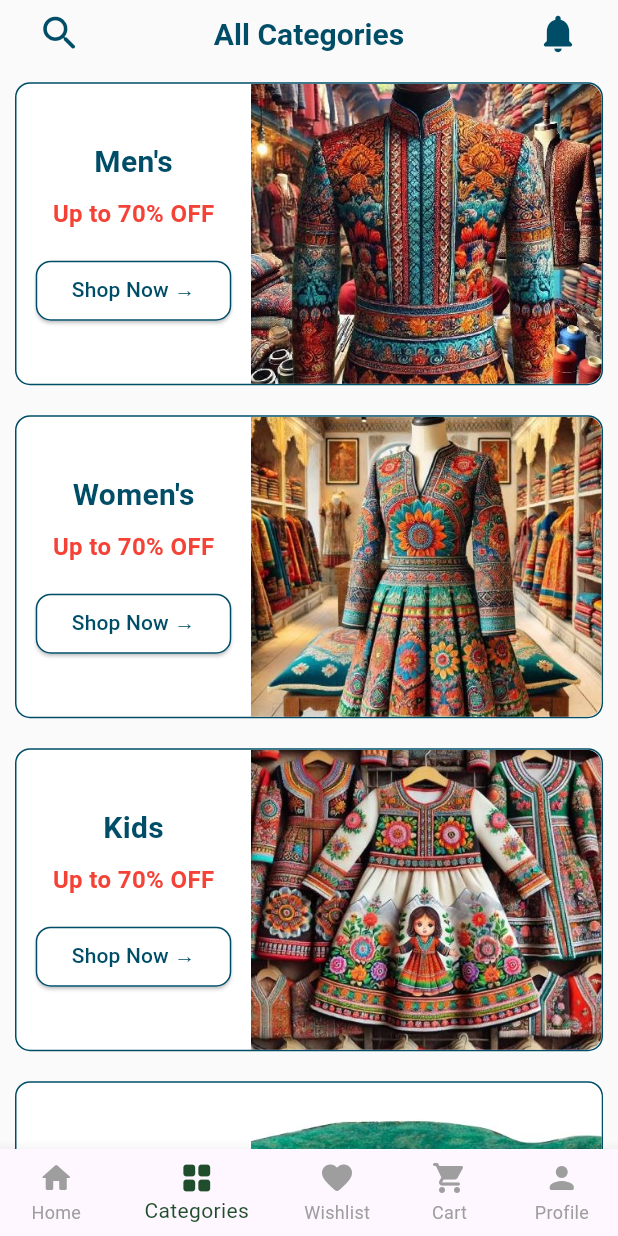
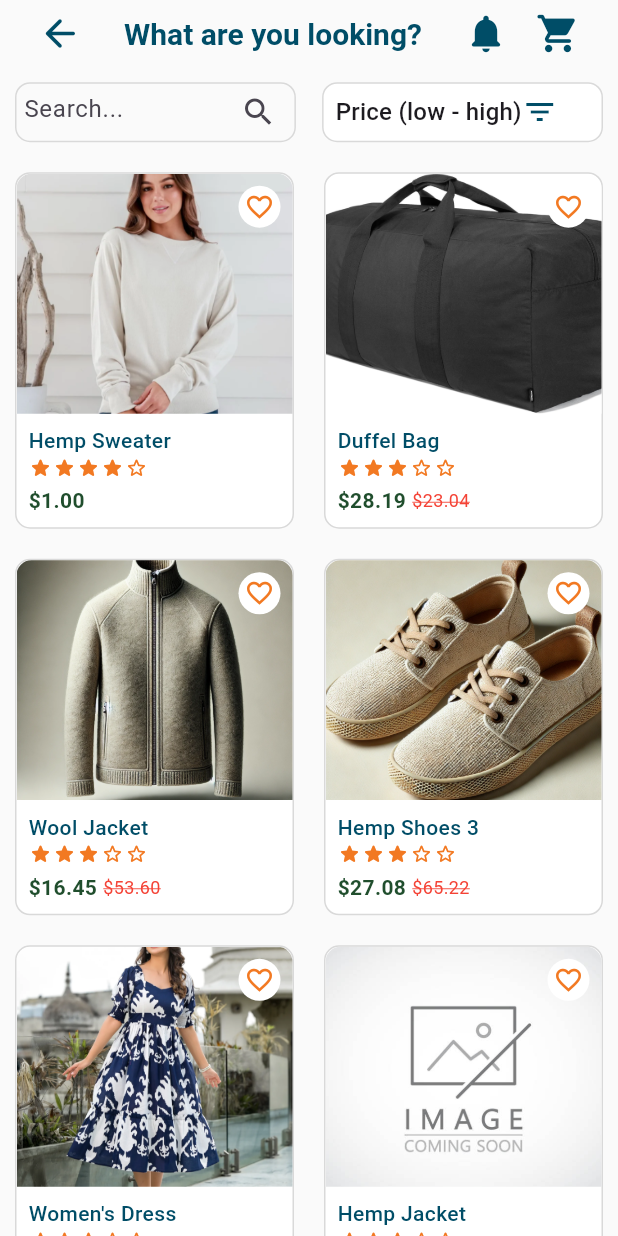
Before and after one commit to ravikandel/Clothing-Nepal-Mobile-App, a Flutter app: the BaseLayout screen opened by its route, item 2 of the bottom bar chosen, after a tap on the "search" icon, on a phone screen of 412 x 824 dp. Run offline on Flutter 3.47's test engine with Material 3 defaults, Android fonts, the phone set to English and light mode, and no system bars; our stand-ins replace carousel_slider, font_awesome_flutter.

Commit message:
All pages added

```diff
--- a/lib/main.dart
+++ b/lib/main.dart
@@ -1,5 +1,7 @@
 import 'package:demo/screens/cart_screen.dart';
 import 'package:demo/screens/checkout_screen.dart';
+import 'package:demo/screens/profile_screen.dart';
+import 'package:demo/screens/searchshop_screen.dart';
 import 'package:demo/utils/cart_manager.dart';
 import 'package:flutter/material.dart';
 import 'package:provider/provider.dart';
@@ -46,7 +48,9 @@ class MyApp extends StatelessWidget {
         '/categories': (context) => CategoriesScreen(),
         '/wishlist': (context) => WishlistScreen(),
         '/cart': (context) => CartScreen(),
+        '/profile': (context) => ProfileScreen(),
         '/checkout': (context) => CheckoutScreen(),
+        '/shop': (context) => SearchShopScreen(),
       },
     );
   }
--- a/lib/screens/base_layout.dart
+++ b/lib/screens/base_layout.dart
@@ -1,4 +1,5 @@
 import 'package:demo/screens/cart_screen.dart';
+import 'package:demo/screens/profile_screen.dart';
 import 'package:demo/screens/wishlist_screen.dart';
 import 'package:demo/utils/cart_manager.dart';
 import 'package:demo/utils/wishlist_manager.dart';
@@ -25,7 +26,7 @@ class _BaseLayoutState extends State<BaseLayout> {
     CategoriesScreen(), // Index 1
     WishlistScreen(), // Index 2
     CartScreen(), // Index 3
-    // ProfileScreen(), // Index 4
+    ProfileScreen(), // Index 4
   ];
 
   @override
--- a/lib/screens/checkout_screen.dart
+++ b/lib/screens/checkout_screen.dart
@@ -15,6 +15,8 @@ class CheckoutScreen extends StatefulWidget {
 }
 
 class CheckoutScreenState extends State<CheckoutScreen> {
+  // final _formKey = GlobalKey<FormState>();
+
   final TextEditingController _couponController = TextEditingController();
   final TextEditingController _fnameController = TextEditingController();
   final TextEditingController _lnameController = TextEditingController();
@@ -597,6 +599,10 @@ class CheckoutScreenState extends State<CheckoutScreen> {
                   width: double.infinity, // Full-width button
                   child: ElevatedButton(
                     onPressed: () {
+                      //if (_formKey.currentState!.validate()) {
+                      // final email = _fnameController.text.trim();
+                      // final password = passwordController.text.trim();
+
                       // Access the CartManager and clear the cart
                       final cartManager =
                           Provider.of<CartManager>(context, listen: false);
@@ -606,8 +612,12 @@ class CheckoutScreenState extends State<CheckoutScreen> {
                         context,
                         '/success',
                         arguments:
-                            'Your order placed successfully!', // Passing the message
+                            'Order placed successfully!', // Passing the message
                       );
+                      // } else {
+                      //   UIUtils.showSnackbar(
+                      //       context, 'Checkout failed!', Colors.red);
+                      // }
                     },
                     style: ElevatedButton.styleFrom(
                       padding: const EdgeInsets.symmetric(vertical: 15),
--- /dev/null
+++ b/lib/screens/profile_screen.dart
@@ -0,0 +1,184 @@
+import 'package:demo/screens/signin_screen.dart';
+import 'package:demo/utils/snackbar_lib.dart';
+import 'package:demo/widgets/custom_bottom_nav_bar.dart';
+import 'package:flutter/material.dart';
+
+class ProfileScreen extends StatefulWidget {
+  const ProfileScreen({super.key});
+
+  @override
+  ProfileScreenState createState() => ProfileScreenState();
+}
+
+class ProfileScreenState extends State<ProfileScreen> {
+  Future<void> _refreshData() async {
+    await Future.delayed(const Duration(seconds: 2));
+    if (mounted) {
+      UIUtils.showSnackbar(context, 'Page Refreshed!', Colors.green);
+    }
+  }
+
+  @override
+  Widget build(BuildContext context) {
+    return Scaffold(
+      backgroundColor: const Color(0xFFFAFAFA),
+      appBar: CustomAppBar(title: 'Clothing Nepal'),
+      body: RefreshIndicator(
+        onRefresh: _refreshData,
+        child: Column(
+          children: [
+            SizedBox(height: 20),
+            CircleAvatar(
+              radius: 50,
+              backgroundColor: Colors.grey.shade300,
+              child: Icon(Icons.person, size: 50, color: Colors.grey),
+            ),
+            SizedBox(height: 10),
+            Text(
+              'Ravi Kandel',
+              style: TextStyle(
+                fontSize: 18,
+                fontWeight: FontWeight.w600,
+                color: Color(0xFF004D67),
+              ),
+            ),
+            SizedBox(height: 5),
+            Text(
+              'ravkdl@gmail.com',
+              style: TextStyle(
+                fontSize: 14,
+                color: Colors.black54,
+                fontWeight: FontWeight.w600,
+              ),
+            ),
+            SizedBox(height: 20),
+            Expanded(
+              child: ListView(
+                children: [
+                  ListTile(
+                    leading: Icon(Icons.person, color: Colors.blueGrey),
+                    title: Text(
+                      'My Profile',
+                      style: TextStyle(
+                        fontWeight: FontWeight.w700,
+                        color: Color(0xFF004D67),
+                      ),
+                    ),
+                    subtitle: Text(
+                      'Lorem ipsum dolor sit amet,',
+                      style: TextStyle(
+                          color: Colors.black45,
+                          fontSize: 14,
+                          fontWeight: FontWeight.w500),
+                    ),
+                    trailing: Icon(Icons.arrow_forward_ios, size: 16),
+                    onTap: () {},
+                  ),
+                  ListTile(
+                    leading: Icon(Icons.shopping_bag, color: Colors.blueGrey),
+                    title: Text(
+                      'My Orders',
+                      style: TextStyle(
+                        fontWeight: FontWeight.w700,
+                        color: Color(0xFF004D67),
+                      ),
+                    ),
+                    subtitle: Text(
+                      'Lorem ipsum dolor sit amet,',
+                      style: TextStyle(
+                          color: Colors.black45,
+                          fontSize: 14,
+                          fontWeight: FontWeight.w500),
+                    ),
+                    trailing: Icon(Icons.arrow_forward_ios, size: 16),
+                    onTap: () {},
+                  ),
+                  ListTile(
+                    leading: Icon(Icons.lock, color: Colors.blueGrey),
+                    title: Text(
+                      'Change Password',
+                      style: TextStyle(
+                        fontWeight: FontWeight.w700,
+                        color: Color(0xFF004D67),
+                      ),
+                    ),
+                    subtitle: Text(
+                      'Lorem ipsum dolor sit amet,',
+                      style: TextStyle(
+                          color: Colors.black45,
+                          fontSize: 14,
+                          fontWeight: FontWeight.w500),
+                    ),
+                    trailing: Icon(Icons.arrow_forward_ios, size: 16),
+                    onTap: () {},
+                  ),
+                ],
+              ),
+            ),
+            Padding(
+              padding: const EdgeInsets.symmetric(horizontal: 16.0),
+              child: ElevatedButton(
+                style: ElevatedButton.styleFrom(
+                  backgroundColor: Color(0xFF004D67),
+                  minimumSize: Size(double.infinity, 50),
+                  shape: RoundedRectangleBorder(
+                    borderRadius: BorderRadius.circular(8),
+                  ),
+                ),
+                onPressed: () {
+                  Navigator.pushReplacement(
+                    context,
+                    MaterialPageRoute(builder: (context) => SignInScreen()),
+                  );
+                },
+                child: Text(
+                  'Logout',
+                  style: TextStyle(
+                    color: Colors.white,
+                    fontSize: 18,
+                    fontWeight: FontWeight.w600,
+                  ),
+                ),
+              ),
+            ),
+            SizedBox(height: 20),
+          ],
+        ),
+      ),
+    );
+  }
+}
+
+class OptionTile extends StatelessWidget {
+  final IconData icon;
+  final String title;
+  final String subtitle;
+  final VoidCallback onTap;
+
+  const OptionTile({
+    super.key,
+    required this.icon,
+    required this.title,
+    required this.subtitle,
+    required this.onTap,
+  });
+
+  @override
+  Widget build(BuildContext context) {
+    return ListTile(
+      onTap: onTap,
+      leading: Icon(
+        icon,
+        size: 30,
+        color: Color(0xFF004D67),
+      ),
+      title: Text(
+        title,
+        style: const TextStyle(fontSize: 16, fontWeight: FontWeight.bold),
+      ),
+      subtitle: Text(subtitle, style: const TextStyle(color: Colors.grey)),
+      trailing: const Icon(Icons.chevron_right, color: Colors.grey),
+      contentPadding: const EdgeInsets.symmetric(vertical: 10),
+    );
+  }
+}
--- /dev/null
+++ b/lib/screens/searchshop_screen.dart
@@ -0,0 +1,205 @@
+import 'package:demo/widgets/custom_bottom_nav_bar.dart';
+import 'package:flutter/material.dart';
+import 'package:demo/model/product_service.dart'; // Product fetching logic
+import 'package:demo/utils/snackbar_lib.dart';
+
+class SearchShopScreen extends StatefulWidget {
+  const SearchShopScreen({
+    super.key,
+  });
+
+  @override
+  SearchShopScreenState createState() => SearchShopScreenState();
+}
+
+class SearchShopScreenState extends State<SearchShopScreen> {
+  late Future<List<Product>> _productsFuture;
+  List<Product> _allProducts = []; // To hold all products
+  List<Product> _filteredProducts = []; // For search/filter
+  final TextEditingController _searchController = TextEditingController();
+  String _selectedFilter = "lh";
+
+  @override
+  void initState() {
+    super.initState();
+    _fetchProducts();
+    _searchController.addListener(_applyFilters);
+  }
+
+  Future<void> _fetchProducts() async {
+    _productsFuture = ProductService().getFilteredProducts(count: 70);
+    _productsFuture.then((products) {
+      setState(() {
+        _allProducts = products;
+        _filteredProducts = products;
+      });
+    });
+  }
+
+  Future<void> _refreshData() async {
+    await Future.delayed(const Duration(seconds: 2));
+    await _fetchProducts();
+    if (mounted) {
+      UIUtils.showSnackbar(context, 'Page Refreshed!', Colors.green);
+    }
+  }
+
+  void _applyFilters() {
+    String query = _searchController.text.toLowerCase();
+    List<Product> filtered = _allProducts.where((product) {
+      return product.productName.toLowerCase().contains(query);
+    }).toList();
+
+    if (_selectedFilter.toLowerCase() == "lh") {
+      filtered.sort((a, b) => a.discountPrice.compareTo(b.discountPrice));
+    } else if (_selectedFilter.toLowerCase() == "hl") {
+      filtered.sort((a, b) => b.discountPrice.compareTo(a.discountPrice));
+    }
+
+    setState(() {
+      _filteredProducts = filtered;
+    });
+  }
+
+  @override
+  Widget build(BuildContext context) {
+    return Scaffold(
+      backgroundColor: const Color(0xFFFAFAFA),
+      appBar: CustomAppBar1(title: "What are you looking?"),
+      body: SafeArea(
+        child: RefreshIndicator(
+          onRefresh: _refreshData,
+          child: Column(
+            children: [
+              // Search and Filter Row
+              Padding(
+                padding: const EdgeInsets.symmetric(
+                    horizontal: 10.0, vertical: 10.0),
+                child: Row(
+                  mainAxisAlignment: MainAxisAlignment.spaceBetween,
+                  children: [
+                    // Search Field
+                    SizedBox(
+                      height: 40.0,
+                      width: MediaQuery.of(context).size.width / 2.2,
+                      child: Container(
+                        decoration: BoxDecoration(
+                          border: Border.all(
+                            color: Color(0xFFD9D9D9),
+                            width: 1.0,
+                          ),
+                          borderRadius: BorderRadius.circular(10.0),
+                        ),
+                        child: TextField(
+                          controller: _searchController,
+                          decoration: InputDecoration(
+                            hintText: "Search...",
+                            suffixIcon: const Icon(Icons.search),
+                            contentPadding:
+                                const EdgeInsets.symmetric(horizontal: 5.0),
+                            border: InputBorder.none,
+                          ),
+                        ),
+                      ),
+                    ),
+                    const SizedBox(width: 10.0),
+                    // Filter Dropdown
+                    Container(
+                      height: 40.0,
+                      width: MediaQuery.of(context).size.width / 2.2,
+                      decoration: BoxDecoration(
+                        color: Colors.white,
+                        borderRadius: BorderRadius.circular(10.0),
+                        border: Border.all(
+                          color: Color(0xFFD9D9D9),
+                          width: 1.0,
+                        ),
+                      ),
+                      padding: const EdgeInsets.symmetric(horizontal: 8.0),
+                      child: DropdownButton<String>(
+                        value: _selectedFilter,
+                        icon: const Icon(
+                          Icons.filter_list,
+                          color: Color(0xFF004D67),
+                        ),
+                        underline: const SizedBox(),
+                        items: const [
+                          DropdownMenuItem(
+                            value: "lh",
+                            child: Text("Price (low - high)"),
+                          ),
+                          DropdownMenuItem(
+                            value: "hl",
+                            child: Text("Price (high - low)"),
+                          ),
+                        ],
+                        onChanged: (value) {
+                          setState(() {
+                            _selectedFilter = value!;
+                            _applyFilters();
+                          });
+                        },
+                      ),
+                    ),
+                  ],
+                ),
+              ),
+              Expanded(
+                child: FutureBuilder<List<Product>>(
+                  future: _productsFuture,
+                  builder: (context, snapshot) {
+                    if (snapshot.connectionState == ConnectionState.waiting) {
+                      return const Center(child: CircularProgressIndicator());
+                    }
+                    if (snapshot.hasError) {
+                      return Center(child: Text('Error: ${snapshot.error}'));
+                    }
+                    if (!snapshot.hasData || snapshot.data!.isEmpty) {
+                      return const Center(child: Text('No products found.'));
+                    }
+
+                    return SingleChildScrollView(
+                      physics: const AlwaysScrollableScrollPhysics(),
+                      child: Column(
+                        children: [
+                          GridView.builder(
+                            shrinkWrap: true,
+                            physics: const NeverScrollableScrollPhysics(),
+                            padding: const EdgeInsets.symmetric(vertical: 10.0),
+                            gridDelegate:
+                                const SliverGridDelegateWithFixedCrossAxisCount(
+                              crossAxisCount: 2,
+                              crossAxisSpacing: 0,
+                              mainAxisSpacing: 20,
+                              childAspectRatio: 2.6 / 3,
+                            ),
+                            itemCount: _filteredProducts.length,
+                            itemBuilder: (context, index) {
+                              return Container(
+                                margin: const EdgeInsets.symmetric(
+                                    horizontal: 10.0),
+                                child: ProductCard(
+                                  product: _filteredProducts[index],
+                                ),
+                              );
+                            },
+                          ),
+                        ],
+                      ),
+                    );
+                  },
+                ),
+              ),
+            ],
+          ),
+        ),
+      ),
+    );
+  }
+
+  @override
+  void dispose() {
+    _searchController.dispose();
+    super.dispose();
+  }
+}
--- a/lib/widgets/custom_bottom_nav_bar.dart
+++ b/lib/widgets/custom_bottom_nav_bar.dart
@@ -20,7 +20,9 @@ class CustomAppBar extends StatelessWidget implements PreferredSizeWidget {
           IconButton(
             icon: const Icon(Icons.search_rounded, color: Color(0xFF004D67)),
             iconSize: 30.0,
-            onPressed: () {},
+            onPressed: () {
+              Navigator.pushNamed(context, '/shop');
+            },
           ),
           Text(
             title,
```
